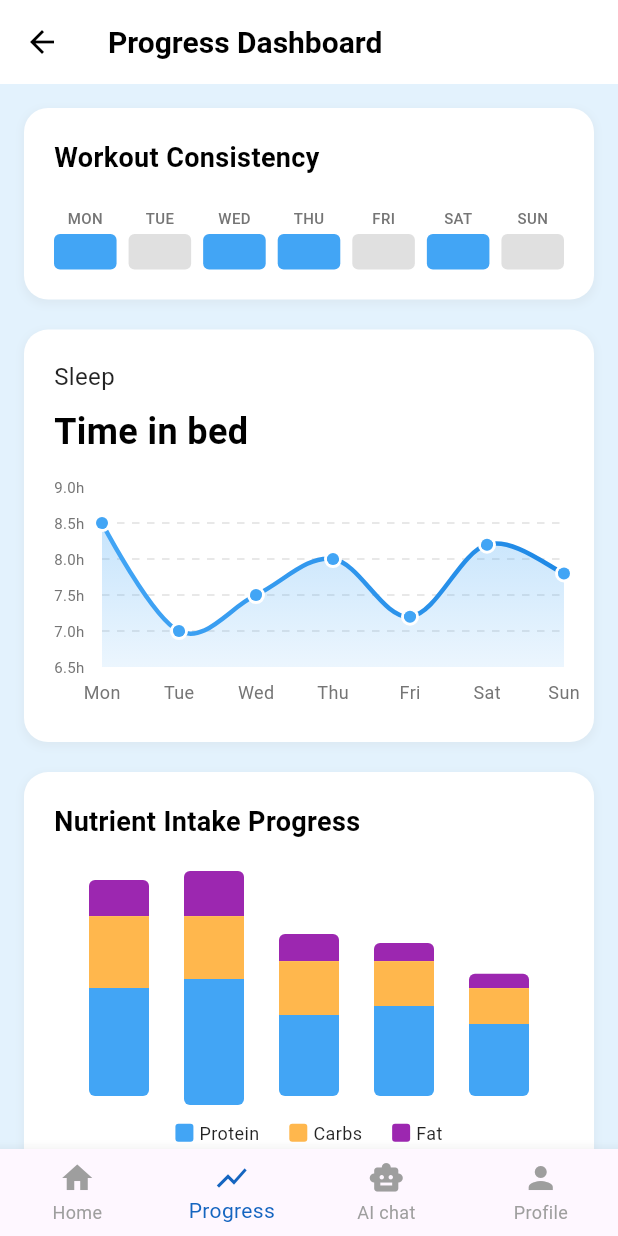
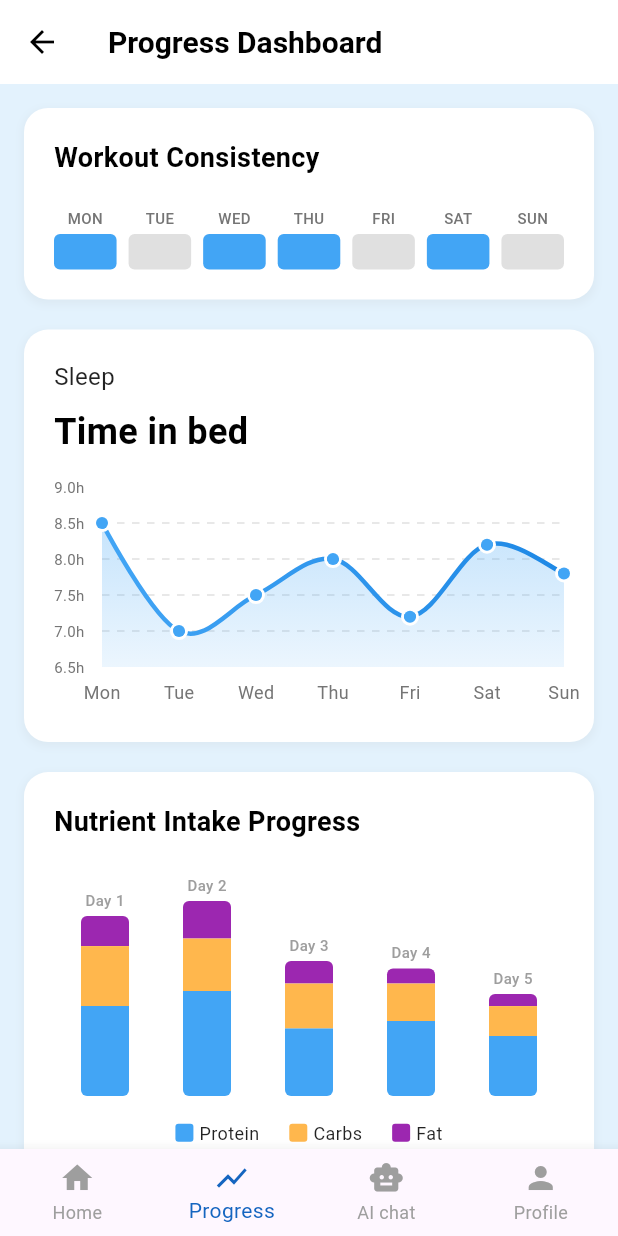
Before and after one commit to udarahansani/fitness_app, a Flutter app: the HomeScreen screen opened by its route, item 2 of the bottom bar chosen, on a phone screen of 412 x 824 dp. Run offline on Flutter 3.47's test engine with Material 3 defaults, Android fonts, the phone set to English and light mode, and no system bars; drawn by our look-alikes of fl_chart; our stand-ins replace cloud_firestore, firebase_auth, firebase_core, firebase_storage, google_sign_in, image_picker; accounts and stored records are empty.

```diff
--- a/lib/screens/auth/welcome_screen.dart
+++ b/lib/screens/auth/welcome_screen.dart
@@ -53,7 +53,7 @@ class WelcomeScreen extends StatelessWidget {
                     children: [
                       // Flexing arm logos
                       Image.asset(
-                        'lib/assests/images/logo2.jpg',
+                        'lib/assets/images/logo2.jpg',
                         width: 300,
                         height: 140,
                         fit: BoxFit.contain,
@@ -61,7 +61,7 @@ class WelcomeScreen extends StatelessWidget {
                       const SizedBox(height: 15),
                       // MetaWell logo with person icons
                       Image.asset(
-                        'lib/assests/images/logo1.jpg',
+                        'lib/assets/images/logo1.jpg',
                         width: 400,
                         height: 140,
                         fit: BoxFit.contain,
--- a/lib/screens/health/nutrition_tracker_screen.dart
+++ b/lib/screens/health/nutrition_tracker_screen.dart
@@ -29,8 +29,8 @@ class _NutritionTrackerScreenState extends State<NutritionTrackerScreen> {
   // Food log entries
   final List<Map<String, dynamic>> _foodLog = [
     {'name': 'Egg', 'value': '6 g', 'type': 'protein'},
-    {'name': 'Brown Rice', 'value': '44 carbs', 'type': 'carbs'},
-    {'name': 'Avocardo', 'value': '15 g fat', 'type': 'fat'},
+    {'name': 'Brown Rice', 'value': '44 g carbs', 'type': 'carbs'},
+    {'name': 'Avocado', 'value': '15 g fat', 'type': 'fat'},
   ];
 
   double _getProgressPercentage(String macro) {
@@ -115,7 +115,7 @@ class _NutritionTrackerScreenState extends State<NutritionTrackerScreen> {
   void _addFoodEntry(String foodName, String macroType, double amount) {
     setState(() {
       // Add to food log
-      String unit = macroType == 'carbs' ? 'carbs' : 'g $macroType';
+      String unit = macroType == 'carbs' ? 'g carbs' : 'g $macroType';
       _foodLog.add({
         'name': foodName,
         'value': '${amount.toInt()} $unit',
--- a/lib/screens/progress/progress_dashboard_screen.dart
+++ b/lib/screens/progress/progress_dashboard_screen.dart
@@ -403,26 +403,53 @@ class _ProgressDashboardScreenState extends State<ProgressDashboardScreen> {
           // Stacked bar chart
           SizedBox(
             height: 150,
-            child: Row(
+            child: LayoutBuilder(
+              builder: (context, constraints) {
+                // Find the maximum total to normalize all bars
+                double maxTotal = _nutrientData.map((data) => data.reduce((a, b) => a + b)).reduce((a, b) => a > b ? a : b);
+                double availableHeight = 130; // Leave space for padding
+
+                return Row(
                   mainAxisAlignment: MainAxisAlignment.spaceEvenly,
                   crossAxisAlignment: CrossAxisAlignment.end,
                   children: List.generate(_nutrientData.length, (index) {
                     final data = _nutrientData[index];
                     final total = data.reduce((a, b) => a + b);
 
-                return Column(
-                  mainAxisAlignment: MainAxisAlignment.end,
-                  children: [
-                    SizedBox(
-                      width: 40,
-                      height: total * 1.2, // Scale for visualization
+                    // Calculate scale factor to prevent overflow
+                    double scaleFactor = availableHeight / maxTotal;
+
+                    return Expanded(
+                      child: Padding(
+                        padding: const EdgeInsets.symmetric(horizontal: 4),
                         child: Column(
                           mainAxisAlignment: MainAxisAlignment.end,
                           children: [
-                          // Fat (purple)
+                            // Day label
+                            Text(
+                              'Day ${index + 1}',
+                              style: const TextStyle(
+                                fontSize: 10,
+                                color: Colors.grey,
+                                fontWeight: FontWeight.w500,
+                              ),
+                            ),
+                            const SizedBox(height: 4),
+                            // Stacked bar
                             Container(
-                            width: 40,
-                            height: data[2] * 1.2,
+                              width: 32,
+                              height: total * scaleFactor,
+                              decoration: BoxDecoration(
+                                borderRadius: BorderRadius.circular(4),
+                              ),
+                              child: Column(
+                                mainAxisAlignment: MainAxisAlignment.end,
+                                children: [
+                                  // Fat (purple) - top
+                                  if (data[2] > 0)
+                                    Container(
+                                      width: 32,
+                                      height: data[2] * scaleFactor,
                                       decoration: const BoxDecoration(
                                         color: Color(0xFF9C27B0),
                                         borderRadius: BorderRadius.only(
@@ -431,16 +458,18 @@ class _ProgressDashboardScreenState extends State<ProgressDashboardScreen> {
                                         ),
                                       ),
                                     ),
-                          // Carbs (yellow/orange)
+                                  // Carbs (orange) - middle
+                                  if (data[1] > 0)
                                     Container(
-                            width: 40,
-                            height: data[1] * 1.2,
+                                      width: 32,
+                                      height: data[1] * scaleFactor,
                                       color: const Color(0xFFFFB74D),
                                     ),
-                          // Protein (blue)
+                                  // Protein (blue) - bottom
+                                  if (data[0] > 0)
                                     Container(
-                            width: 40,
-                            height: data[0] * 1.2,
+                                      width: 32,
+                                      height: data[0] * scaleFactor,
                                       decoration: const BoxDecoration(
                                         color: Color(0xFF42A5F5),
                                         borderRadius: BorderRadius.only(
@@ -453,8 +482,12 @@ class _ProgressDashboardScreenState extends State<ProgressDashboardScreen> {
                               ),
                             ),
                           ],
+                        ),
+                      ),
                     );
                   }),
+                );
+              },
             ),
           ),
 
--- a/pubspec.yaml
+++ b/pubspec.yaml
@@ -101,8 +101,8 @@ flutter:
 
   # To add assets to your application, add an assets section, like this:
   assets:
-    - lib/assests/images/
-    - lib/assests/icons/
+    - lib/assets/images/
+    - lib/assets/icons/
 
   # An image asset can refer to one or more resolution-specific "variants", see
   # https://flutter.dev/to/resolution-aware-images
```
Also changed, not shown: lib/screens/home/home_screen.dart (+19 -6 lines), lib/assets/icons/apple_icon.png (added), lib/assets/icons/facebook_icon.png (added), lib/assets/icons/google_icon.png (added), lib/assets/images/logo.png (added), lib/assets/images/logo1.jpg (renamed from lib/assests/images/logo1.jpg), lib/assets/images/logo2.jpg (renamed from lib/assests/images/logo2.jpg), lib/assets/images/welcome_bg.png (added). Lines whose indentation alone changed are shown as unchanged.
